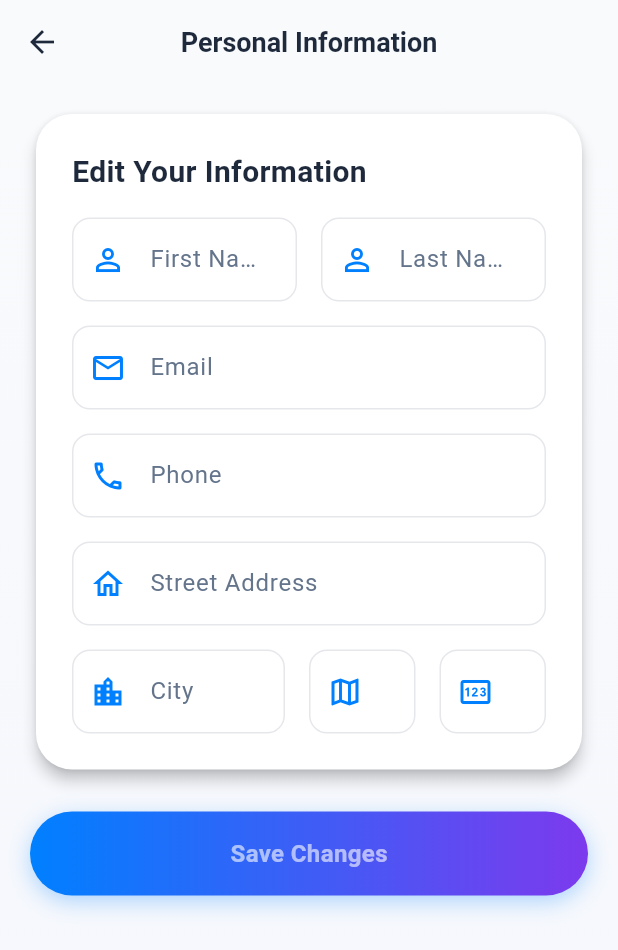
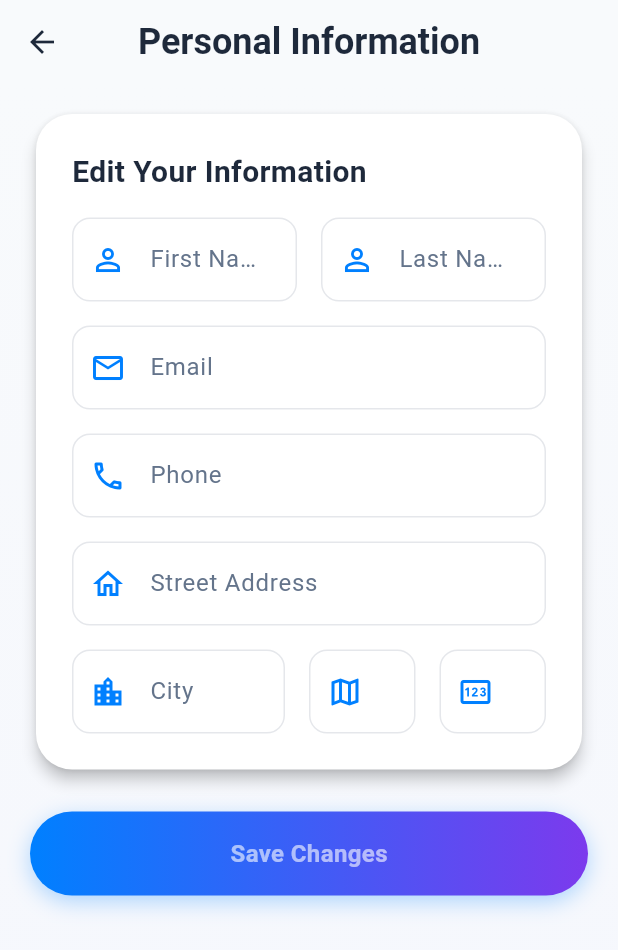
Before and after one commit to Jossyboydgenius/Healthride, a Flutter app: the PersonalInfoScreen screen opened directly, on a phone screen of 412 x 824 dp. Shown: the top 950 px of the screen. Run offline on Flutter 3.47's test engine with Material 3 defaults, Android fonts, the phone set to English and light mode, and no system bars; our stand-ins replace google_maps_flutter, image_picker, location; accounts and stored records are empty; Roboto replaces fonts that are missing (SF Pro Display).

Commit message:
Update PersonalInfoScreen title style by increasing font size for improved visibility and consistency in typography.

```diff
--- a/lib/src/screens/personal_info_screen.dart
+++ b/lib/src/screens/personal_info_screen.dart
@@ -117,6 +117,7 @@ class _PersonalInfoScreenState extends State<PersonalInfoScreen>
         title: const Text(
           'Personal Information',
           style: TextStyle(
+            fontSize: 24,
             fontWeight: FontWeight.w600,
             color: AppColor.textDarkBlue,
           ),
```
